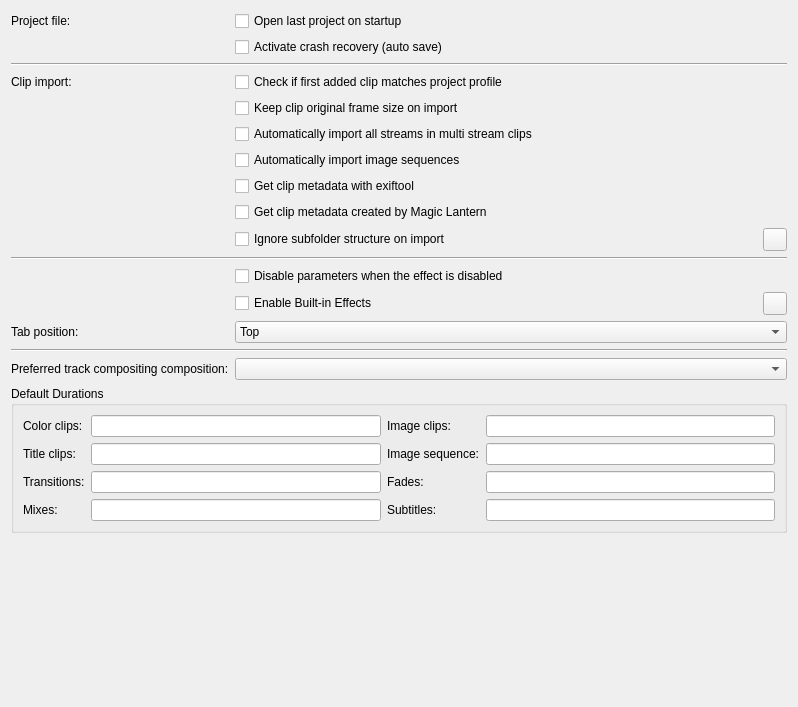
Before: the Qt Designer form src/ui/configmisc_ui.ui in KDE/kdenlive, drawn with Qt 5.
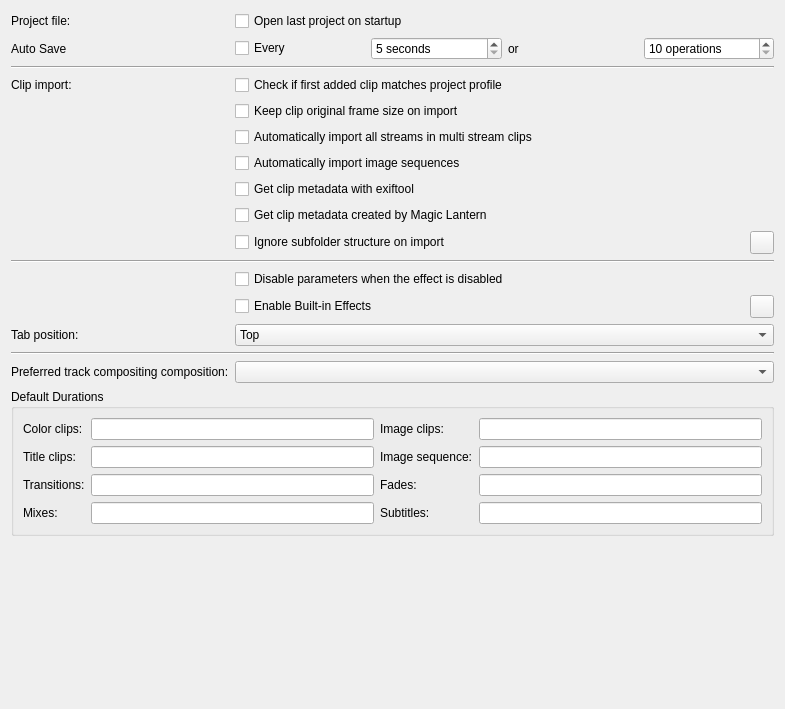
After: the same form once the commit is applied. Custom widgets are drawn as their Qt base class.

Commit message: Make autosave configurable (duration, operations count), show small save indicator besides layout widget

Diff of the .ui file:
```diff
--- a/src/ui/configmisc_ui.ui
+++ b/src/ui/configmisc_ui.ui
@@ -10,8 +10,8 @@
    <rect>
     <x>0</x>
     <y>0</y>
-    <width>798</width>
-    <height>707</height>
+    <width>785</width>
+    <height>709</height>
    </rect>
   </property>
   <layout class="QFormLayout" name="formLayout">
@@ -30,11 +30,48 @@
     </widget>
    </item>
    <item row="1" column="1">
-    <widget class="QCheckBox" name="kcfg_crashrecovery">
-     <property name="text">
-      <string>Activate crash recovery (auto save)</string>
-     </property>
-    </widget>
+    <layout class="QHBoxLayout" name="horizontalLayout_3">
+     <item>
+      <widget class="QCheckBox" name="kcfg_crashrecovery">
+       <property name="text">
+        <string>Every</string>
+       </property>
+      </widget>
+     </item>
+     <item>
+      <widget class="QSpinBox" name="kcfg_autosave_time">
+       <property name="suffix">
+        <string> seconds</string>
+       </property>
+       <property name="minimum">
+        <number>5</number>
+       </property>
+       <property name="maximum">
+        <number>600</number>
+       </property>
+      </widget>
+     </item>
+     <item>
+      <widget class="QLabel" name="label_13">
+       <property name="text">
+        <string>or</string>
+       </property>
+      </widget>
+     </item>
+     <item>
+      <widget class="QSpinBox" name="kcfg_autosave_ops">
+       <property name="suffix">
+        <string> operations</string>
+       </property>
+       <property name="minimum">
+        <number>10</number>
+       </property>
+       <property name="maximum">
+        <number>200</number>
+       </property>
+      </widget>
+     </item>
+    </layout>
    </item>
    <item row="2" column="0" colspan="2">
     <widget class="Line" name="line">
@@ -124,14 +161,41 @@
      </property>
     </widget>
    </item>
-   <item row="15" column="0">
+   <item row="12" column="1">
+    <layout class="QHBoxLayout" name="horizontalLayout_2">
+     <property name="spacing">
+      <number>0</number>
+     </property>
+     <property name="rightMargin">
+      <number>0</number>
+     </property>
+     <property name="bottomMargin">
+      <number>0</number>
+     </property>
+     <item>
+      <widget class="QCheckBox" name="kcfg_enableBuiltInEffects">
+       <property name="text">
+        <string>Enable Built-in Effects</string>
+       </property>
+      </widget>
+     </item>
+     <item>
+      <widget class="KContextualHelpButton" name="kcontextualhelpbutton_2">
+       <property name="contextualHelpText">
+        <string>Enabling built-in effects will add basic effects like volume and transform to all clips for easy access</string>
+       </property>
+      </widget>
+     </item>
+    </layout>
+   </item>
+   <item row="13" column="0">
     <widget class="QLabel" name="label_4">
      <property name="text">
       <string>Tab position:</string>
      </property>
     </widget>
    </item>
-   <item row="15" column="1">
+   <item row="13" column="1">
     <widget class="QComboBox" name="kcfg_tabposition">
      <item>
       <property name="text">
@@ -155,24 +219,24 @@
      </item>
     </widget>
    </item>
-   <item row="16" column="0" colspan="2">
+   <item row="14" column="0" colspan="2">
     <widget class="Line" name="line_3">
      <property name="orientation">
       <enum>Qt::Orientation::Horizontal</enum>
      </property>
     </widget>
    </item>
-   <item row="17" column="0">
+   <item row="15" column="0">
     <widget class="QLabel" name="label_10">
      <property name="text">
       <string>Preferred track compositing composition:</string>
      </property>
     </widget>
    </item>
-   <item row="17" column="1">
+   <item row="15" column="1">
     <widget class="QComboBox" name="preferredcomposite"/>
    </item>
-   <item row="18" column="0" colspan="2">
+   <item row="16" column="0" colspan="2">
     <widget class="QGroupBox" name="groupBox">
      <property name="title">
       <string>Default Durations</string>
@@ -261,7 +325,7 @@
      </layout>
     </widget>
    </item>
-   <item row="19" column="0">
+   <item row="17" column="0">
     <spacer>
      <property name="orientation">
       <enum>Qt::Orientation::Vertical</enum>
@@ -274,32 +338,12 @@
      </property>
     </spacer>
    </item>
-   <item row="13" column="1">
-    <layout class="QHBoxLayout" name="horizontalLayout_2">
-     <property name="spacing">
-      <number>0</number>
+   <item row="1" column="0">
+    <widget class="QLabel" name="label_14">
+     <property name="text">
+      <string>Auto Save</string>
      </property>
-     <property name="rightMargin">
-      <number>0</number>
-     </property>
-     <property name="bottomMargin">
-      <number>0</number>
-     </property>
-     <item>
-      <widget class="QCheckBox" name="kcfg_enableBuiltInEffects">
-       <property name="text">
-        <string>Enable Built-in Effects</string>
-       </property>
-      </widget>
-     </item>
-     <item>
-      <widget class="KContextualHelpButton" name="kcontextualhelpbutton_2">
-       <property name="contextualHelpText">
-        <string>Enabling built-in effects will add basic effects like volume and transform to all clips for easy access</string>
-       </property>
-      </widget>
-     </item>
-    </layout>
+    </widget>
    </item>
   </layout>
  </widget>
```
Left out of the diff: 5 changed lines with no effect on the pictures. The commit also changes 9 other files.
